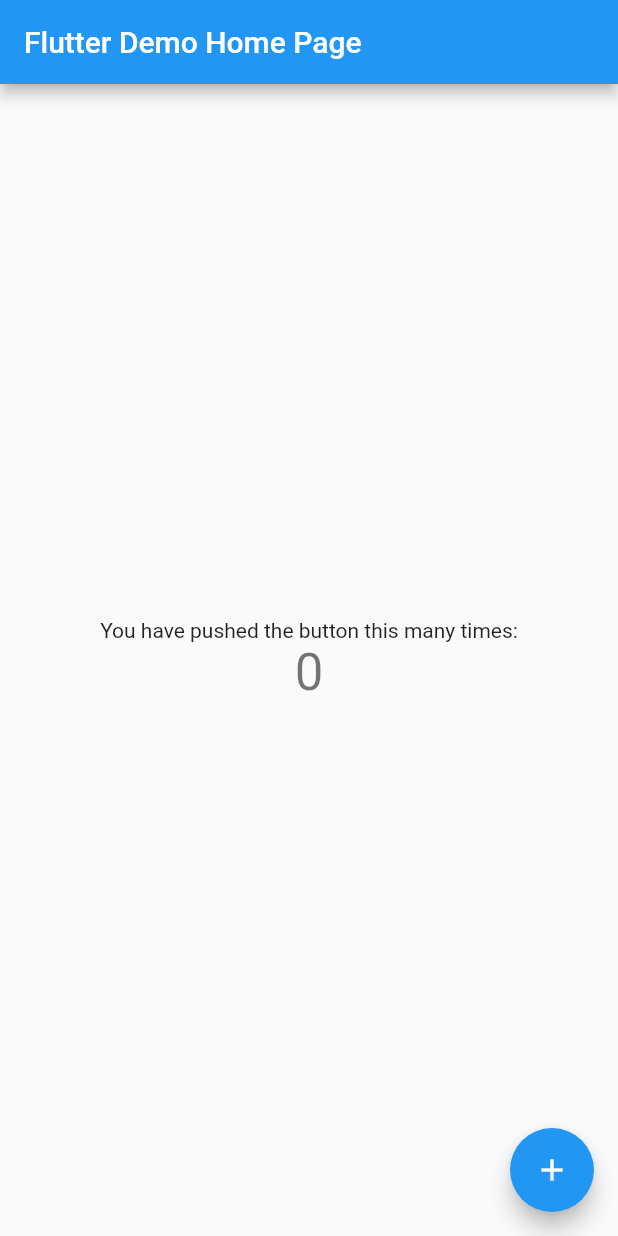
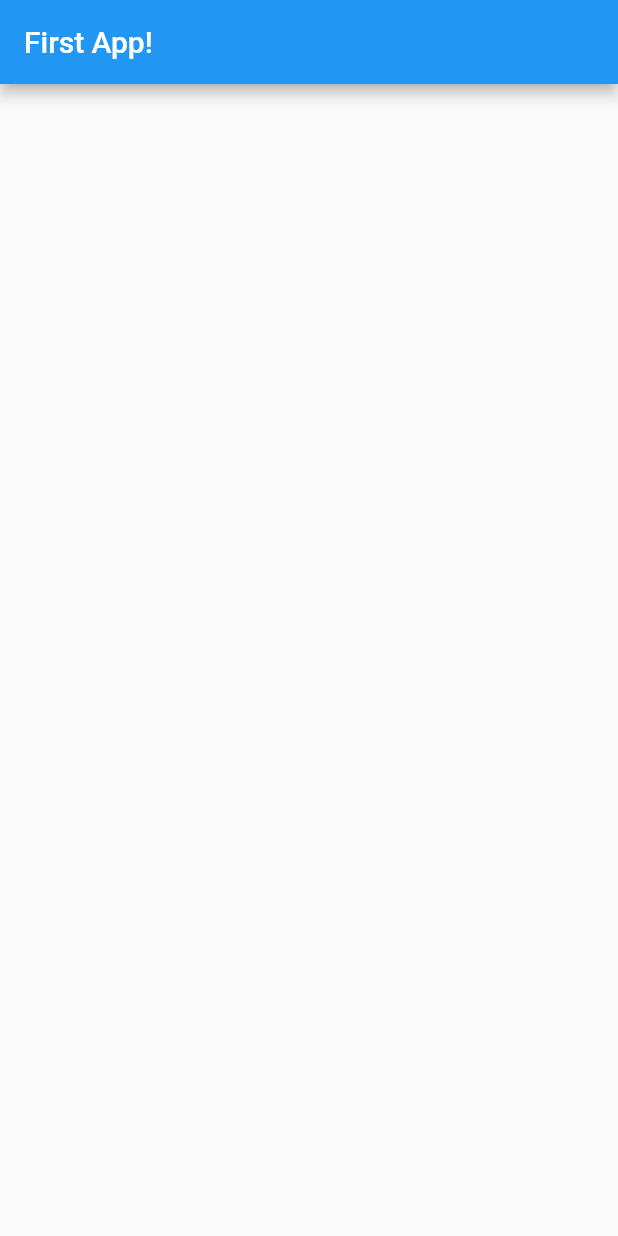
Before and after one commit to NoobDeveloper412/Flutter-Complete-Tutorial, a Flutter app: the screen it shows after launch, on a phone screen of 412 x 824 dp. Run offline on Flutter 3.47's test engine with Material 2 defaults, Android fonts, the phone set to English and light mode, and no system bars.

Commit message:
Created the first scaffold application

```diff
--- a/lib/main.dart
+++ b/lib/main.dart
@@ -1,115 +1,11 @@
 import 'package:flutter/material.dart';
 
 void main() {
-  runApp(const MyApp());
+  runApp(MaterialApp(
+    home: Scaffold(
+      appBar: AppBar(title:Text('First App!'),
+      backgroundColor: Colors.blue,
+      )
+    )
+  ));
 }
-
-class MyApp extends StatelessWidget {
-  const MyApp({Key? key}) : super(key: key);
-
-  // This widget is the root of your application.
-  @override
-  Widget build(BuildContext context) {
-    return MaterialApp(
-      title: 'Flutter Demo',
-      theme: ThemeData(
-        // This is the theme of your application.
-        //
-        // Try running your application with "flutter run". You'll see the
-        // application has a blue toolbar. Then, without quitting the app, try
-        // changing the primarySwatch below to Colors.green and then invoke
-        // "hot reload" (press "r" in the console where you ran "flutter run",
-        // or simply save your changes to "hot reload" in a Flutter IDE).
-        // Notice that the counter didn't reset back to zero; the application
-        // is not restarted.
-        primarySwatch: Colors.blue,
-      ),
-      home: const MyHomePage(title: 'Flutter Demo Home Page'),
-    );
-  }
-}
-
-class MyHomePage extends StatefulWidget {
-  const MyHomePage({Key? key, required this.title}) : super(key: key);
-
-  // This widget is the home page of your application. It is stateful, meaning
-  // that it has a State object (defined below) that contains fields that affect
-  // how it looks.
-
-  // This class is the configuration for the state. It holds the values (in this
-  // case the title) provided by the parent (in this case the App widget) and
-  // used by the build method of the State. Fields in a Widget subclass are
-  // always marked "final".
-
-  final String title;
-
-  @override
-  State<MyHomePage> createState() => _MyHomePageState();
-}
-
-class _MyHomePageState extends State<MyHomePage> {
-  int _counter = 0;
-
-  void _incrementCounter() {
-    setState(() {
-      // This call to setState tells the Flutter framework that something has
-      // changed in this State, which causes it to rerun the build method below
-      // so that the display can reflect the updated values. If we changed
-      // _counter without calling setState(), then the build method would not be
-      // called again, and so nothing would appear to happen.
-      _counter++;
-    });
-  }
-
-  @override
-  Widget build(BuildContext context) {
-    // This method is rerun every time setState is called, for instance as done
-    // by the _incrementCounter method above.
-    //
-    // The Flutter framework has been optimized to make rerunning build methods
-    // fast, so that you can just rebuild anything that needs updating rather
-    // than having to individually change instances of widgets.
-    return Scaffold(
-      appBar: AppBar(
-        // Here we take the value from the MyHomePage object that was created by
-        // the App.build method, and use it to set our appbar title.
-        title: Text(widget.title),
-      ),
-      body: Center(
-        // Center is a layout widget. It takes a single child and positions it
-        // in the middle of the parent.
-        child: Column(
-          // Column is also a layout widget. It takes a list of children and
-          // arranges them vertically. By default, it sizes itself to fit its
-          // children horizontally, and tries to be as tall as its parent.
-          //
-          // Invoke "debug painting" (press "p" in the console, choose the
-          // "Toggle Debug Paint" action from the Flutter Inspector in Android
-          // Studio, or the "Toggle Debug Paint" command in Visual Studio Code)
-          // to see the wireframe for each widget.
-          //
-          // Column has various properties to control how it sizes itself and
-          // how it positions its children. Here we use mainAxisAlignment to
-          // center the children vertically; the main axis here is the vertical
-          // axis because Columns are vertical (the cross axis would be
-          // horizontal).
-          mainAxisAlignment: MainAxisAlignment.center,
-          children: <Widget>[
-            const Text(
-              'You have pushed the button this many times:',
-            ),
-            Text(
-              '$_counter',
-              style: Theme.of(context).textTheme.headline4,
-            ),
-          ],
-        ),
-      ),
-      floatingActionButton: FloatingActionButton(
-        onPressed: _incrementCounter,
-        tooltip: 'Increment',
-        child: const Icon(Icons.add),
-      ), // This trailing comma makes auto-formatting nicer for build methods.
-    );
-  }
-}
```
